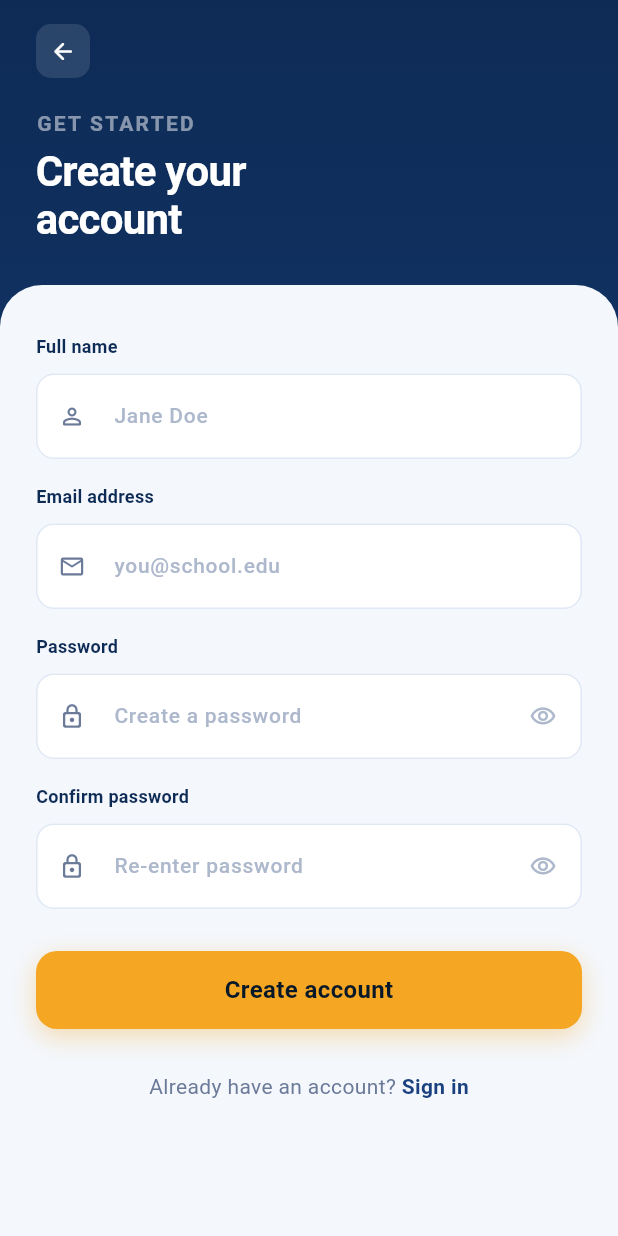
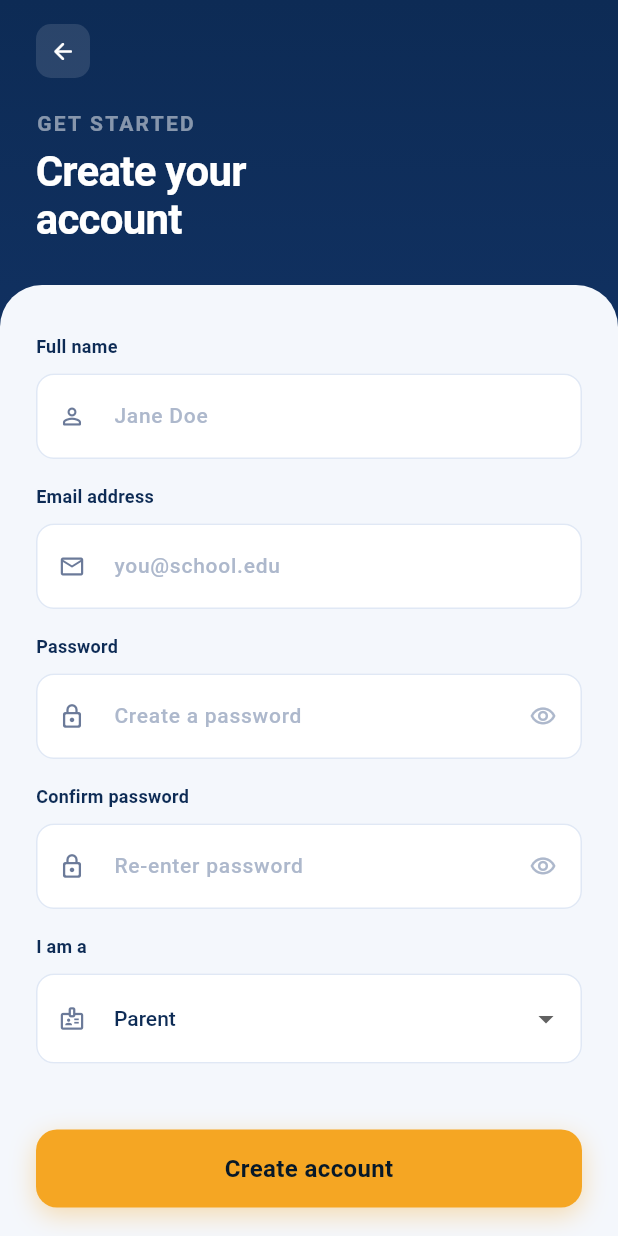
Before and after one commit to jka26/SafeRide, a Flutter app: the SignUpScreen screen opened directly, on a phone screen of 412 x 824 dp. Run offline on Flutter 3.47's test engine with Material 3 defaults, Android fonts, the phone set to English and light mode, and no system bars; our stand-ins replace file_picker, flutter_map, flutter_native_splash, latlong2, shared_preferences; accounts and stored records are empty; Roboto replaces fonts that are missing (Outfit).

Commit message:
role values

```diff
--- a/saferide_app/lib/screens/signup_screen.dart
+++ b/saferide_app/lib/screens/signup_screen.dart
@@ -22,6 +22,7 @@ class _SignUpScreenState extends State<SignUpScreen>
   final _fullNameCtrl = TextEditingController();
   final _passwordCtrl = TextEditingController();
   final _confirmPasswordCtrl = TextEditingController();
+  String _selectedRole = 'PARENT';
   final _formKey = GlobalKey<FormState>();
 
   bool _passwordVisible = false;
@@ -98,11 +99,12 @@ class _SignUpScreenState extends State<SignUpScreen>
 
   Future<void> _handleSignUp() async {
     if (!_formKey.currentState!.validate()) return;
-    await context.read<AuthProvider>().signUpWithEmail(
-          _emailCtrl.text.trim(),
-          _passwordCtrl.text,
-          fullName: _fullNameCtrl.text.trim(),
-        );
+    await context.read<AuthProvider>().signUp(
+      email: _emailCtrl.text.trim(),
+      password: _passwordCtrl.text,
+      fullName: _fullNameCtrl.text.trim(),
+      role: _selectedRole,   // ← use the dropdown value, not the controller
+    );
     final auth = context.read<AuthProvider>();
     if (auth.status == AuthStatus.success && mounted) {
       Navigator.of(context).pushReplacement(
@@ -361,6 +363,45 @@ class _SignUpScreenState extends State<SignUpScreen>
                                   return null;
                                 },
                               ),
+                              const SizedBox(height: 16),
+
+                              // role selection
+                              const _FieldLabel(label: 'I am a'),
+                              const SizedBox(height: 10),
+                              DropdownButtonFormField<String>(
+                                value: _selectedRole,
+                                onChanged: (v) => setState(() => _selectedRole = v!),
+                                validator: (v) => v == null || v.isEmpty ? 'Please select a role' : null,
+                                decoration: InputDecoration(
+                                  filled: true,
+                                  fillColor: Colors.white,
+                                  prefixIcon: const Icon(Icons.badge_outlined, size: 18, color: AppColors.textSecondary),
+                                  contentPadding: const EdgeInsets.symmetric(horizontal: 16, vertical: 18),
+                                  border: OutlineInputBorder(
+                                    borderRadius: BorderRadius.circular(12),
+                                    borderSide: const BorderSide(color: AppColors.divider),
+                                  ),
+                                  enabledBorder: OutlineInputBorder(
+                                    borderRadius: BorderRadius.circular(12),
+                                    borderSide: const BorderSide(color: AppColors.divider),
+                                  ),
+                                  focusedBorder: OutlineInputBorder(
+                                    borderRadius: BorderRadius.circular(12),
+                                    borderSide: const BorderSide(color: AppColors.primaryLight, width: 2),
+                                  ),
+                                ),
+                                style: const TextStyle(
+                                  fontFamily: 'Outfit',
+                                  fontSize: 14,
+                                  fontWeight: FontWeight.w500,
+                                  color: AppColors.textPrimary,
+                                ),
+                                items: const [
+                                  DropdownMenuItem(value: 'PARENT', child: Text('Parent')),
+                                  DropdownMenuItem(value: 'DRIVER', child: Text('Driver')),
+                                ],
+                              ),
+                              const SizedBox(height: 16),
 
                               // Error banner
                               if (auth.hasError &&
```
